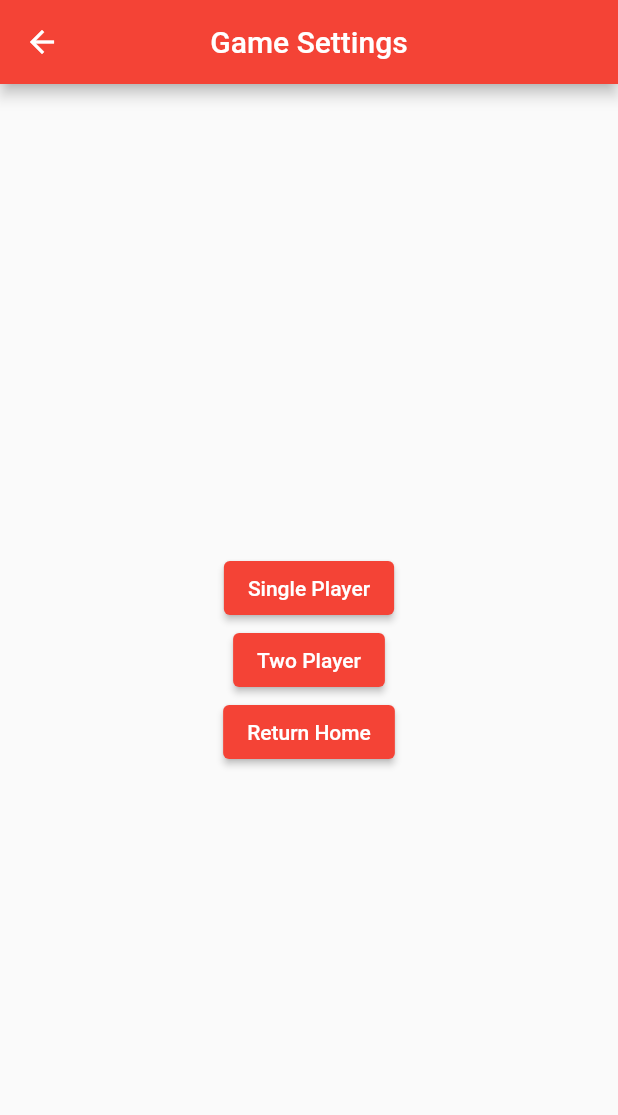
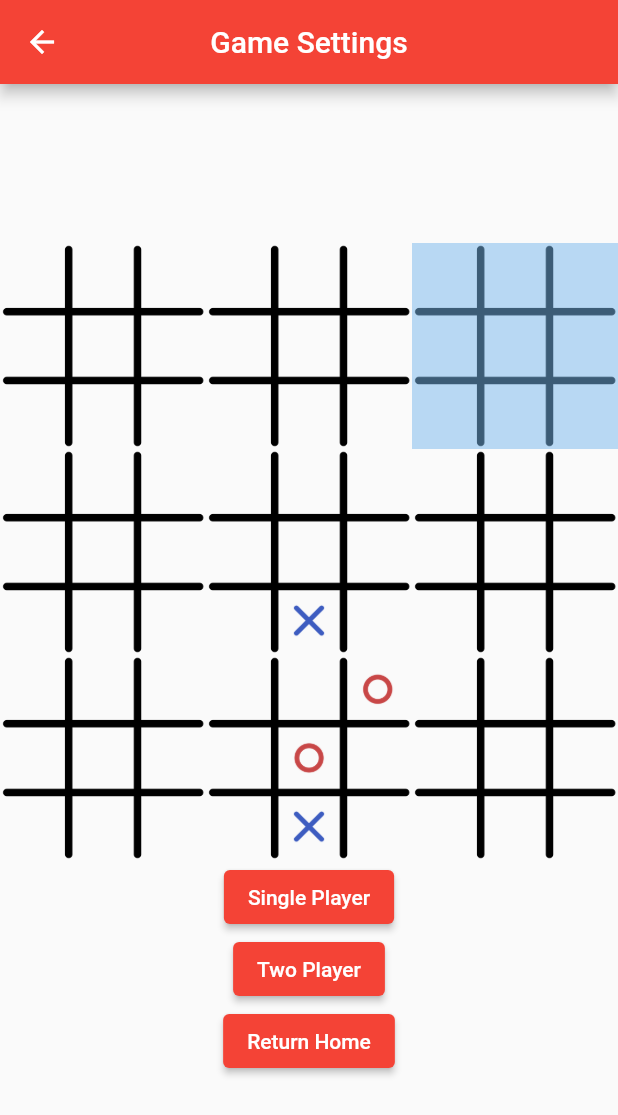
Before and after one commit to InvincibleRMC/Ultimate-Tic-Tac-Toe, a Flutter app: the screen it shows after launch, after a tap on "Play Game", on a phone screen of 412 x 824 dp. Shown: the top 1115 px of the screen. Run offline on Flutter 3.47's test engine with Material 2 defaults, Android fonts, the phone set to English and light mode, and no system bars.

Commit message:
added board to game settings

```diff
--- a/lib/main.dart
+++ b/lib/main.dart
@@ -15,7 +15,7 @@ class MyApp extends StatelessWidget {
       theme: ThemeData(
         primarySwatch: Colors.red,
       ),
-      home: const HomePage(key: Key("app")),
+      home: HomePage(key: const Key("app")),
     );
   }
 }
--- a/lib/pages/app_settings.dart
+++ b/lib/pages/app_settings.dart
@@ -24,7 +24,7 @@ class AppSettings extends StatelessWidget {
                 Navigator.push(
                     context,
                     MaterialPageRoute(
-                      builder: (context) => const HomePage(),
+                      builder: (context) => HomePage(),
                     ));
               },
               child: Text(_home),
--- a/lib/pages/game.dart
+++ b/lib/pages/game.dart
@@ -13,7 +13,7 @@ class GamePage extends StatelessWidget {
   Widget build(BuildContext context) {
     final mainBoardWidth = MediaQuery.of(context).size.width;
     final mainBoardHeight = MediaQuery.of(context).size.width;
-    MainBoard board = MainBoard(isSinglePlayer, 3, false);
+    final MainBoard board = MainBoard(isSinglePlayer, 3, false);
 
     return MaterialApp(
         home: Scaffold(
--- a/lib/pages/game_conclusion.dart
+++ b/lib/pages/game_conclusion.dart
@@ -32,7 +32,7 @@ class GameConclusion extends StatelessWidget {
                 Navigator.push(
                     context,
                     MaterialPageRoute(
-                      builder: (context) => const HomePage(),
+                      builder: (context) => HomePage(),
                     ));
               },
               child: Text(_home),
--- a/lib/pages/game_settings.dart
+++ b/lib/pages/game_settings.dart
@@ -1,10 +1,13 @@
 import 'package:flutter/material.dart';
 import 'package:ultimate_tic_tac_toe/pages/home.dart';
+import 'package:ultimate_tic_tac_toe/tiles/main_board.dart';
 
+import '../tiles/widget/main_board_widget.dart';
 import 'game.dart';
 
 class GameSettings extends StatelessWidget {
-  const GameSettings({super.key});
+  final MainBoard menuBoard;
+  const GameSettings({super.key, required this.menuBoard});
   final String _title = "Game Settings";
   final String _home = "Return Home";
   final String _twoPlayer = "Two Player";
@@ -12,6 +15,9 @@ class GameSettings extends StatelessWidget {
 
   @override
   Widget build(BuildContext context) {
+    final mainBoardWidth = MediaQuery.of(context).size.width;
+    final mainBoardHeight = MediaQuery.of(context).size.width;
+
     return Scaffold(
       appBar: AppBar(
         centerTitle: true,
@@ -23,6 +29,10 @@ class GameSettings extends StatelessWidget {
         child: Column(
           mainAxisAlignment: MainAxisAlignment.center,
           children: <Widget>[
+            MainBoardWidget(
+                board: menuBoard,
+                boardWidthPixels: mainBoardWidth,
+                boardHeightPixels: mainBoardHeight),
             ElevatedButton(
                 key: const Key("single_player_button"),
                 onPressed: () {
@@ -51,7 +61,7 @@ class GameSettings extends StatelessWidget {
                 Navigator.push(
                     context,
                     MaterialPageRoute(
-                      builder: (context) => const HomePage(),
+                      builder: (context) => HomePage(),
                     ));
               },
               child: Text(_home),
--- a/lib/pages/home.dart
+++ b/lib/pages/home.dart
@@ -7,16 +7,16 @@ import 'game_settings.dart';
 
 // ignore: must_be_immutable
 class HomePage extends StatelessWidget {
-  const HomePage({super.key});
+  HomePage({super.key});
   final String _title = "Home";
   final String _gameSettings = "Play Game";
   final String _settings = "Settings";
+  final MainBoard menuBoard = MainBoard(false, 3, true);
 
   @override
   Widget build(BuildContext context) {
     final mainBoardWidth = MediaQuery.of(context).size.width;
     final mainBoardHeight = MediaQuery.of(context).size.width;
-    MainBoard board = MainBoard(false, 3, true);
 
     return Scaffold(
       appBar: AppBar(
@@ -30,7 +30,7 @@ class HomePage extends StatelessWidget {
           mainAxisAlignment: MainAxisAlignment.center,
           children: <Widget>[
             MainBoardWidget(
-                board: board,
+                board: menuBoard,
                 boardWidthPixels: mainBoardWidth,
                 boardHeightPixels: mainBoardHeight),
             ElevatedButton(
@@ -39,8 +39,9 @@ class HomePage extends StatelessWidget {
                 Navigator.push(
                     context,
                     MaterialPageRoute(
-                      builder: (context) =>
-                          const GameSettings(key: Key("game_settings")),
+                      builder: (context) => GameSettings(
+                          menuBoard: menuBoard,
+                          key: const Key("game_settings")),
                     ));
               },
               child: Text(_gameSettings),
--- a/lib/tiles/widget/main_board_widget.dart
+++ b/lib/tiles/widget/main_board_widget.dart
@@ -37,12 +37,14 @@ class MainBoardWidgetState extends State<MainBoardWidget> {
   @override
   void initState() {
     super.initState();
-    isFirstMove = true;
 
-    _everySecond = Timer.periodic(Duration(milliseconds: 2000), (Timer t) {
-      _menuMove(isFirstMove);
-    });
-    isFirstMove = false;
+    if (widget._board.getIsMenu()) {
+      isFirstMove = true;
+      _everySecond = Timer.periodic(Duration(milliseconds: 2000), (Timer t) {
+        _menuMove(isFirstMove);
+      });
+      isFirstMove = false;
+    }
   }
 
   @override
```
